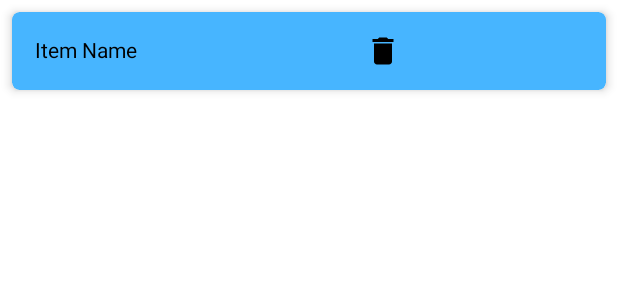
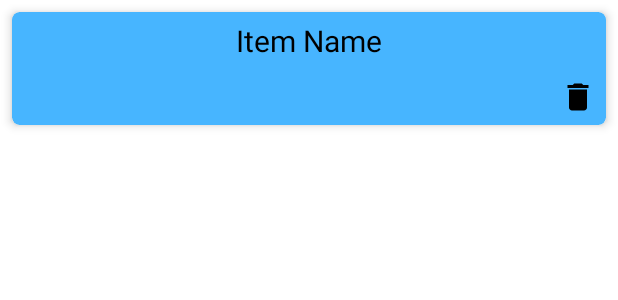
Before and after one commit to Suryansh1720001/TODO, an Android app: the layout todo_rv_item.xml on its own in the app's theme, with its tools: preview values and no code run, on a phone screen of 412 x 824 dp. Shown: the top 300 px of the screen. Run offline under Robolectric (Android 15) with nearby library versions, the phone set to English and light mode, and no system bars.

```diff
--- a/app/src/main/res/layout/todo_rv_item.xml
+++ b/app/src/main/res/layout/todo_rv_item.xml
@@ -13,7 +13,7 @@
         <LinearLayout
             android:layout_width="match_parent"
             android:layout_height="match_parent"
-            android:orientation="horizontal"
+            android:orientation="vertical"
             android:id="@+id/lltodo"
             >
 
@@ -22,10 +22,10 @@
                 android:layout_width="wrap_content"
                 android:layout_height="wrap_content"
                 android:text="Item Name"
-                android:gravity="center"
+                android:textSize="20sp"
+               android:layout_gravity="center"
                 android:textColor="@color/black"
                 android:padding="5dp"
-                android:layout_margin="10dp"
                 />
 
             <ImageView
@@ -33,10 +33,11 @@
                 android:layout_height="wrap_content"
                 android:layout_weight="0.5"
                 android:id="@+id/idTVDelete"
-                android:padding="4dp"
+                android:padding="5dp"
+                android:layout_gravity="end"
                 android:src="@drawable/ic_delete"
                 app:tint="@color/black"
-                android:layout_margin="10dp"
+                android:layout_margin="1dp"
                 />
 
 
--- a/app/src/main/res/values/strings.xml
+++ b/app/src/main/res/values/strings.xml
@@ -1,3 +1,3 @@
 <resources>
-    <string name="app_name">TODO</string>
+    <string name="app_name">Task Tracker</string>
 </resources>
```
Also changed, not shown: app/src/main/ic_launcher-playstore.png, app/src/main/res/mipmap-hdpi/ic_launcher.png, app/src/main/res/mipmap-hdpi/ic_launcher_foreground.png, app/src/main/res/mipmap-hdpi/ic_launcher_round.png, app/src/main/res/mipmap-mdpi/ic_launcher.png, app/src/main/res/mipmap-mdpi/ic_launcher_foreground.png, app/src/main/res/mipmap-mdpi/ic_launcher_round.png, app/src/main/res/mipmap-xhdpi/ic_launcher.png, app/src/main/res/mipmap-xhdpi/ic_launcher_foreground.png, app/src/main/res/mipmap-xhdpi/ic_launcher_round.png, app/src/main/res/mipmap-xxhdpi/ic_launcher.png, app/src/main/res/mipmap-xxhdpi/ic_launcher_foreground.png, app/src/main/res/mipmap-xxhdpi/ic_launcher_round.png, app/src/main/res/mipmap-xxxhdpi/ic_launcher.png, 2 more files.
